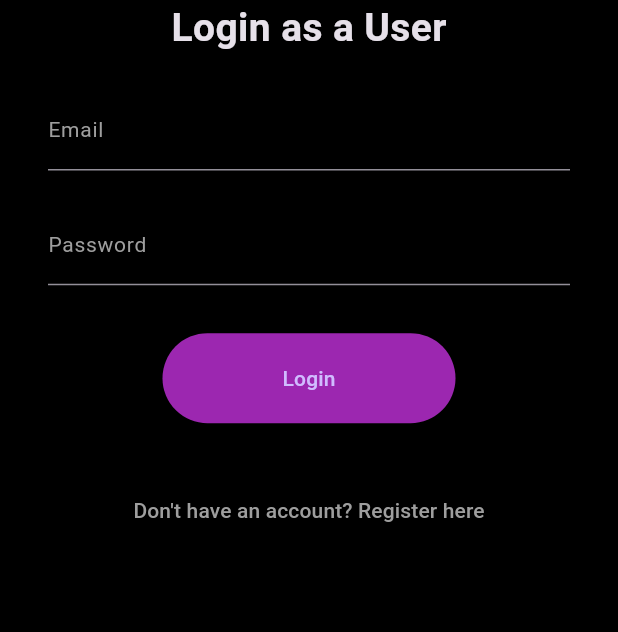
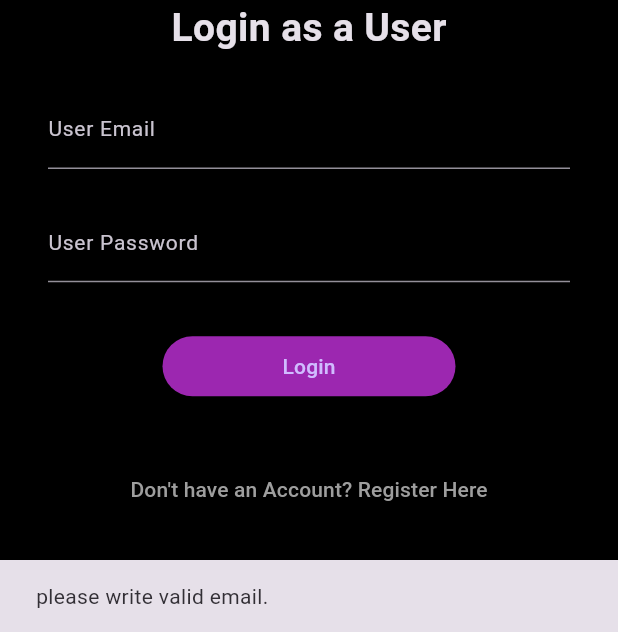
Before and after one commit to Xcheche/users_app, a Flutter app: the screen it shows after launch, after a tap on "Login", on a phone screen of 412 x 824 dp, the part 604-1236 px from its top. Run offline on Flutter 3.47's test engine with Material 3 defaults, Android fonts, the phone set to English and light mode, and no system bars; our stand-ins replace connectivity_plus, firebase_auth, firebase_core, firebase_database; accounts and stored records are empty.

Commit message:
in progress

```diff
--- a/lib/authentication/login_screen.dart
+++ b/lib/authentication/login_screen.dart
@@ -1,17 +1,90 @@
+import 'package:firebase_auth/firebase_auth.dart';
+import 'package:firebase_database/firebase_database.dart';
 import 'package:flutter/material.dart';
+import 'package:users_app/widgets/loading_dialog.dart';
 
+import '../global/global_var.dart';
+import '../methods/common_methods.dart';
+import '../pages/home_page.dart';
 import 'signup_screen.dart';
 
 class LoginScreen extends StatefulWidget {
   const LoginScreen({super.key});
 
   @override
-  State<LoginScreen> createState() => _SignUpScreenState();
+  State<LoginScreen> createState() => _LoginScreenState();
 }
 
-class _SignUpScreenState extends State<LoginScreen> {
-  TextEditingController emailtextEditingController = TextEditingController();
-  TextEditingController passwordtextEditingController = TextEditingController();
+class _LoginScreenState extends State<LoginScreen> {
+  TextEditingController emailTextEditingController = TextEditingController();
+  TextEditingController passwordTextEditingController = TextEditingController();
+  CommonMethods cMethods = CommonMethods();
+
+  checkIfNetworkIsAvailable() {
+    cMethods.checkConnectivity(context);
+
+    signInFormValidation();
+  }
+
+  signInFormValidation() {
+    if (!emailTextEditingController.text.contains("@")) {
+      cMethods.displaySnackBar("please write valid email.", context);
+    } else if (passwordTextEditingController.text.trim().length < 5) {
+      cMethods.displaySnackBar(
+          "your password must be atleast 6 or more characters.", context);
+    } else {
+      signInUser();
+    }
+  }
+
+  signInUser() async {
+    showDialog(
+      context: context,
+      barrierDismissible: false,
+      builder: (BuildContext context) =>
+          LoadingDialog(messageText: "Allowing you to Login..."),
+    );
+
+    final User? userFirebase = (await FirebaseAuth.instance
+            .signInWithEmailAndPassword(
+      email: emailTextEditingController.text.trim(),
+      password: passwordTextEditingController.text.trim(),
+    )
+            .catchError((errorMsg) {
+      Navigator.pop(context);
+      cMethods.displaySnackBar(errorMsg.toString(), context);
+    }))
+        .user;
+
+    if (!context.mounted) return;
+    // ignore: use_build_context_synchronously
+    Navigator.pop(context);
+
+    if (userFirebase != null) {
+      DatabaseReference usersRef = FirebaseDatabase.instance
+          .ref()
+          .child("users")
+          .child(userFirebase.uid);
+      usersRef.once().then((snap) {
+        if (snap.snapshot.value != null) {
+          if ((snap.snapshot.value as Map)["blockStatus"] == "no") {
+            userName = (snap.snapshot.value as Map)["name"];
+            Navigator.push(
+                context, MaterialPageRoute(builder: (c) => const HomePage()));
+          } else {
+            FirebaseAuth.instance.signOut();
+            cMethods.displaySnackBar(
+                "you are blocked. Contact admin: checheomenife@gmail.com",
+                context);
+          }
+        } else {
+          FirebaseAuth.instance.signOut();
+          cMethods.displaySnackBar(
+              "your record do not exists as a User.", context);
+        }
+      });
+    }
+  }
 
   @override
   Widget build(BuildContext context) {
@@ -21,63 +94,82 @@ class _SignUpScreenState extends State<LoginScreen> {
           padding: const EdgeInsets.all(10),
           child: Column(
             children: [
-              Image.asset('assets/images/logo.png'),
+              Image.asset("assets/images/logo.png"),
+
               const Text(
-                'Login as a User',
-                style: TextStyle(fontSize: 26, fontWeight: FontWeight.bold),
+                "Login as a User",
+                style: TextStyle(
+                  fontSize: 26,
+                  fontWeight: FontWeight.bold,
+                ),
               ),
-              //textfield-buton
+
+              //text fields + button
               Padding(
                 padding: const EdgeInsets.all(22),
                 child: Column(
                   children: [
                     TextField(
-                      controller: emailtextEditingController,
+                      controller: emailTextEditingController,
                       keyboardType: TextInputType.emailAddress,
                       decoration: const InputDecoration(
-                        labelText: 'Email',
-                        labelStyle: TextStyle(fontSize: 14, color: Colors.grey),
+                        labelText: "User Email",
+                        labelStyle: TextStyle(
+                          fontSize: 14,
+                        ),
+                      ),
+                      style: const TextStyle(
+                        color: Colors.grey,
+                        fontSize: 15,
                       ),
                     ),
-                    const SizedBox(height: 22),
+                    const SizedBox(
+                      height: 22,
+                    ),
                     TextField(
-                      controller: passwordtextEditingController,
+                      controller: passwordTextEditingController,
                       obscureText: true,
-                      keyboardType: TextInputType.emailAddress,
+                      keyboardType: TextInputType.text,
                       decoration: const InputDecoration(
-                        labelText: 'Password',
-                        labelStyle: TextStyle(fontSize: 14, color: Colors.grey),
+                        labelText: "User Password",
+                        labelStyle: TextStyle(
+                          fontSize: 14,
+                        ),
+                      ),
+                      style: const TextStyle(
+                        color: Colors.grey,
+                        fontSize: 15,
                       ),
                     ),
-                    const SizedBox(height: 32),
+                    const SizedBox(
+                      height: 32,
+                    ),
                     ElevatedButton(
+                      onPressed: () {
+                        checkIfNetworkIsAvailable();
+                      },
                       style: ElevatedButton.styleFrom(
-                        backgroundColor: Colors.purple,
-                        padding: const EdgeInsets.symmetric(
-                            horizontal: 80, vertical: 20),
-                      ),
-                      onPressed: () {},
-                      child: const Text(
-                        'Login',
-                      ),
+                          backgroundColor: Colors.purple,
+                          padding: const EdgeInsets.symmetric(
+                              horizontal: 80, vertical: 10)),
+                      child: const Text("Login"),
                     ),
                   ],
                 ),
               ),
-              //already have an account
 
               const SizedBox(
                 height: 12,
               ),
+
+              //textbutton
               TextButton(
                 onPressed: () {
-                  Navigator.push(
-                      context,
-                      MaterialPageRoute(
-                          builder: (context) => const SignUpScreen()));
+                  Navigator.push(context,
+                      MaterialPageRoute(builder: (c) => const SignUpScreen()));
                 },
                 child: const Text(
-                  'Don\'t have an account? Register here',
+                  "Don\'t have an Account? Register Here",
                   style: TextStyle(
                     color: Colors.grey,
                   ),
--- /dev/null
+++ b/lib/global/global_var.dart
@@ -0,0 +1 @@
+String userName = '';
```
